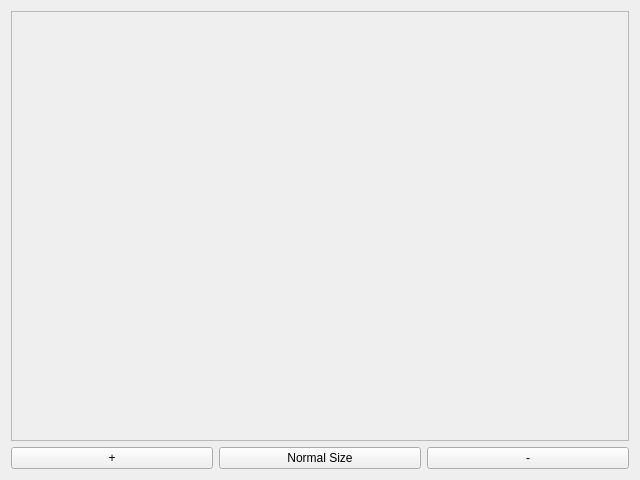
Qt form KettlerDots/tabtemplate.ui (ILsan-Bashmarov/KettlerDots) before a commit.
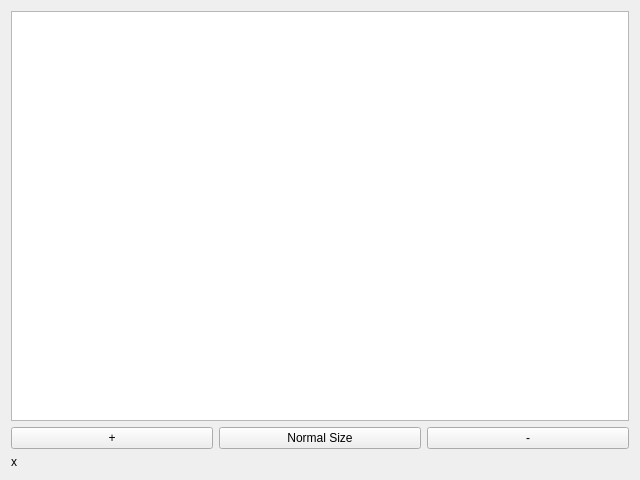
The same form after that commit.

Commit message: replaced label with graphics view, repaired zooming

Patch:
```diff
--- a/KettlerDots/tabtemplate.ui
+++ b/KettlerDots/tabtemplate.ui
@@ -40,44 +40,13 @@
     </layout>
    </item>
    <item row="0" column="4">
-    <widget class="QScrollArea" name="scrollArea">
-     <property name="sizePolicy">
-      <sizepolicy hsizetype="MinimumExpanding" vsizetype="MinimumExpanding">
-       <horstretch>0</horstretch>
-       <verstretch>0</verstretch>
-      </sizepolicy>
+    <widget class="QGraphicsView" name="graphicsView"/>
+   </item>
+   <item row="2" column="4">
+    <widget class="QLabel" name="label">
+     <property name="text">
+      <string>x</string>
      </property>
-     <property name="sizeAdjustPolicy">
-      <enum>QAbstractScrollArea::AdjustIgnored</enum>
-     </property>
-     <property name="widgetResizable">
-      <bool>true</bool>
-     </property>
-     <widget class="QWidget" name="scrollAreaWidgetContents">
-      <property name="geometry">
-       <rect>
-        <x>0</x>
-        <y>0</y>
-        <width>18</width>
-        <height>31</height>
-       </rect>
-      </property>
-      <property name="sizePolicy">
-       <sizepolicy hsizetype="Fixed" vsizetype="Fixed">
-        <horstretch>0</horstretch>
-        <verstretch>0</verstretch>
-       </sizepolicy>
-      </property>
-      <layout class="QGridLayout" name="gridLayout_2">
-       <item row="0" column="0">
-        <widget class="QLabel" name="label">
-         <property name="text">
-          <string/>
-         </property>
-        </widget>
-       </item>
-      </layout>
-     </widget>
     </widget>
    </item>
   </layout>
```
The commit also changes 3 other files.
